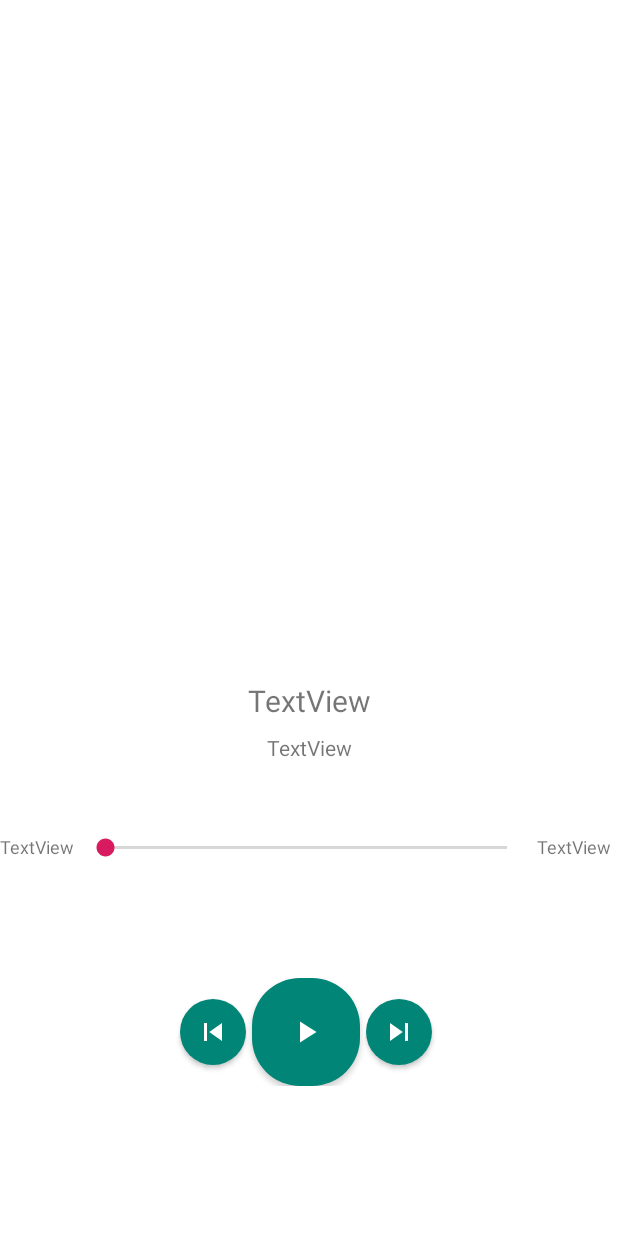
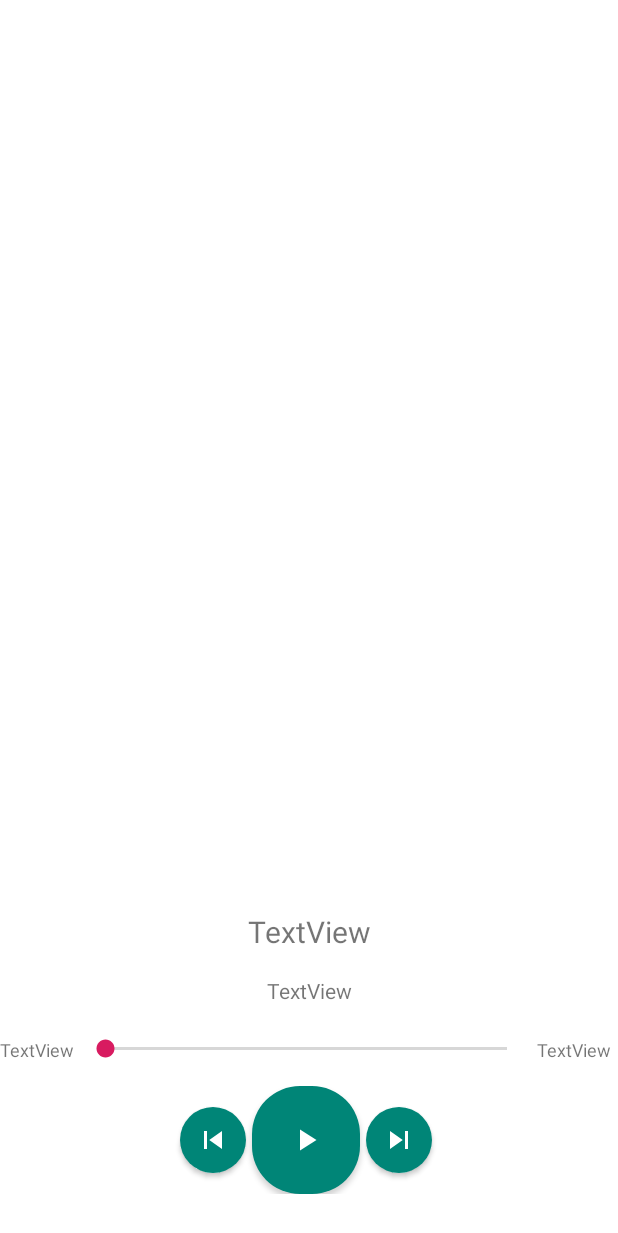
Before and after one commit to Amin-MAG/MusicPlayer, an Android app: the screen it shows after launch (TrackPlayerActivity), after a tap on "Singer", on a phone screen of 412 x 824 dp. Shown: the top 1233 px of the screen. Run offline under Robolectric (Android 15) with nearby library versions, the phone set to English and light mode, and no system bars; 5 statements that could not run were skipped.

Commit message:
[!] track player play and pause

```diff
--- a/app/src/main/java/com/mag/musicplayer/Controller/Activity/MusicPlayerActivity.java
+++ b/app/src/main/java/com/mag/musicplayer/Controller/Activity/MusicPlayerActivity.java
@@ -3,7 +3,9 @@ package com.mag.musicplayer.Controller.Activity;
 import android.content.Context;
 import android.content.Intent;
 import android.os.Bundle;
+import android.util.Log;
 
+import androidx.annotation.Nullable;
 import androidx.appcompat.app.AppCompatActivity;
 
 import com.mag.musicplayer.Controller.Fragment.FilterItemsFragment;
@@ -32,6 +34,19 @@ public class MusicPlayerActivity extends AppCompatActivity implements MusicListF
         return new Intent(context, MusicPlayerActivity.class);
     }
 
+    @Override
+    protected void onActivityResult(int requestCode, int resultCode, @Nullable Intent data) {
+        super.onActivityResult(requestCode, resultCode, data);
+    }
+
+    @Override
+    protected void onResume() {
+        super.onResume();
+
+        updateMusicBar(null);
+
+    }
+
     protected void onCreate(Bundle savedInstanceState) {
         super.onCreate(savedInstanceState);
         setContentView(R.layout.activity_music_player);
@@ -48,7 +63,11 @@ public class MusicPlayerActivity extends AppCompatActivity implements MusicListF
     @Override
     public void updateMusicBar(Track track) {
 
-        musicBarFragment.updateBar(track);
+        if (track == null) {
+            musicBarFragment.updateBar();;
+        } else {
+            musicBarFragment.updateBar(track);
+        }
 
     }
 
@@ -56,7 +75,7 @@ public class MusicPlayerActivity extends AppCompatActivity implements MusicListF
     public Track getTrackDistance(int n) {
         int index = musicListFragment.getAdapter().findTrackIndex(MusicPlayer.getInstance().getCurrentTrack()) + n;
         int size = musicListFragment.getAdapter().getItemCount();
-        if (index% size < 0) index += size;
+        if (index % size < 0) index += size;
         index %= size;
         Track track = musicListFragment.getAdapter().getTracks().get(index);
         musicListFragment.getAdapter().setSelectedTrack(track);
--- a/app/src/main/java/com/mag/musicplayer/Controller/Activity/TrackPlayerActivity.java
+++ b/app/src/main/java/com/mag/musicplayer/Controller/Activity/TrackPlayerActivity.java
@@ -3,15 +3,13 @@ package com.mag.musicplayer.Controller.Activity;
 import android.content.Context;
 import android.content.Intent;
 
+import androidx.annotation.Nullable;
 import androidx.fragment.app.Fragment;
 
-import com.google.android.material.transformation.TransformationChildLayout;
 import com.mag.musicplayer.Controller.Fragment.TrackPlayerFragment;
 import com.mag.musicplayer.Model.Track;
 
-import java.security.PrivilegedAction;
-
-public class TrackPlayerActivity extends SingleFragmentActivity {
+public class TrackPlayerActivity extends SingleFragmentActivity implements TrackPlayerFragment.TrackPlayerCallback {
 
     public static final String TAG_TRACK_PLAYER_FRAGMENT = "tag_track_player_fragment";
     private static Track actvitiyTrack;
@@ -24,7 +22,7 @@ public class TrackPlayerActivity extends SingleFragmentActivity {
 
     @Override
     public Fragment getFragment() {
-            return TrackPlayerFragment.newInstance(actvitiyTrack);
+        return TrackPlayerFragment.newInstance(actvitiyTrack);
     }
 
     @Override
@@ -32,4 +30,9 @@ public class TrackPlayerActivity extends SingleFragmentActivity {
         return TAG_TRACK_PLAYER_FRAGMENT;
     }
 
+    @Override
+    public void updateMusicBar(Track track) {
+
+    }
+
 }
--- a/app/src/main/java/com/mag/musicplayer/Controller/Fragment/MusicBarFragment.java
+++ b/app/src/main/java/com/mag/musicplayer/Controller/Fragment/MusicBarFragment.java
@@ -55,7 +55,6 @@ public class MusicBarFragment extends Fragment {
 
     public MusicBarFragment() {
     }
-
 
     @Override
     public View onCreateView(LayoutInflater inflater, ViewGroup container, Bundle savedInstanceState) {
@@ -132,7 +131,8 @@ public class MusicBarFragment extends Fragment {
 
         trackName.setText(track.getTrackTitle().length() > 12 ? track.getTrackTitle() + "..." : track.getTrackTitle());
         trackArtist.setText(track.getArtistName());
-        playPauseBtn.setImageDrawable(getResources().getDrawable(R.drawable.ic_pause));
+
+        updatePlayPause();
 
         if (track.getImageThumbnail() != null) {
             trackImage.setImageBitmap(track.getImageThumbnail());
@@ -144,6 +144,20 @@ public class MusicBarFragment extends Fragment {
 
     }
 
+    public void updateBar() {
+        updatePlayPause();
+    }
+
+    private void updatePlayPause() {
+
+        if (MusicPlayer.getInstance().getMediaPlayer().isPlaying()) {
+            playPauseBtn.setImageDrawable(getResources().getDrawable(R.drawable.ic_pause));
+        } else {
+            playPauseBtn.setImageDrawable(getResources().getDrawable(R.drawable.ic_play));
+        }
+
+    }
+
     public interface MusicBarCallback {
         Track getTrackDistance(int distance);
     }
--- a/app/src/main/java/com/mag/musicplayer/Controller/Fragment/TrackPlayerFragment.java
+++ b/app/src/main/java/com/mag/musicplayer/Controller/Fragment/TrackPlayerFragment.java
@@ -1,9 +1,8 @@
 package com.mag.musicplayer.Controller.Fragment;
 
 
-import android.graphics.Bitmap;
+import android.content.Context;
 import android.os.Bundle;
-import android.util.Log;
 import android.view.LayoutInflater;
 import android.view.View;
 import android.view.ViewGroup;
@@ -28,6 +27,18 @@ public class TrackPlayerFragment extends Fragment {
     private TextView trackTitle, trackArtist, trackLength, trackTime;
     private SeekBar trackSeekBar;
     private ImageButton playPauseBtn, skipNextBtn, skipPreviousBtn;
+
+    private TrackPlayerCallback callback;
+
+
+    @Override
+    public void onAttach(Context context) {
+        super.onAttach(context);
+
+        if (getActivity() instanceof TrackPlayerCallback)
+            callback = (TrackPlayerCallback) getActivity();
+
+    }
 
     public static TrackPlayerFragment newInstance(Track track) {
 
@@ -66,9 +77,14 @@ public class TrackPlayerFragment extends Fragment {
 
         trackTitle.setText(track.getTrackTitle());
         trackArtist.setText(track.getArtistName());
-        trackLength.setText(MusicPlayer.getLengthText(track.getTrackLength()/1000));
+        trackLength.setText(MusicPlayer.getLengthText(track.getTrackLength() / 1000));
 
-        Log.d("pathLog", track.getImagePath() + "") ;
+        if (MusicPlayer.getInstance().getMediaPlayer().isPlaying()) {
+            playPauseBtn.setImageDrawable(getResources().getDrawable(R.drawable.ic_pause));
+        } else {
+            playPauseBtn.setImageDrawable(getResources().getDrawable(R.drawable.ic_play));
+        }
+
 
         if (track.getImageThumbnail() == null)
             trackImage.setImageDrawable(getResources().getDrawable(R.drawable.music_icon));
@@ -76,6 +92,23 @@ public class TrackPlayerFragment extends Fragment {
             trackImage.setImageBitmap(PictureUtil.getScaleBitmap(MusicPlayer.getInputStreamOfImage(getActivity().getContentResolver(), track.getImagePath()), 512, 512));
 
 
+        playPauseBtn.setOnClickListener(new View.OnClickListener() {
+            @Override
+            public void onClick(View view) {
+                if (MusicPlayer.getInstance().getMediaPlayer().isPlaying()) {
+                    MusicPlayer.getInstance().getMediaPlayer().pause();
+                    playPauseBtn.setImageDrawable(getResources().getDrawable(R.drawable.ic_play));
+                } else {
+                    MusicPlayer.getInstance().getMediaPlayer().start();
+                    playPauseBtn.setImageDrawable(getResources().getDrawable(R.drawable.ic_pause));
+                }
+            }
+        });
+
+    }
+
+    public interface TrackPlayerCallback {
+        void updateMusicBar(Track track);
     }
 
 }
--- a/app/src/main/res/layout/fragment_track_player.xml
+++ b/app/src/main/res/layout/fragment_track_player.xml
@@ -11,15 +11,14 @@
         android:id="@+id/linearLayout2"
         android:layout_width="0dp"
         android:layout_height="wrap_content"
+        android:layout_marginBottom="28dp"
         android:gravity="center"
         android:orientation="horizontal"
         app:layout_constraintBottom_toBottomOf="parent"
         app:layout_constraintEnd_toEndOf="@+id/trackPlayerActivity_trackLength"
         app:layout_constraintHorizontal_bias="1.0"
         app:layout_constraintRight_toRightOf="parent"
-        app:layout_constraintStart_toStartOf="@+id/trackPlayerActivity_trackTime"
-        app:layout_constraintTop_toBottomOf="@+id/trackPlayerActivity_seekbar"
-        app:layout_constraintVertical_bias="0.439">
+        app:layout_constraintStart_toStartOf="@+id/trackPlayerActivity_trackTime">
 
 
         <ImageButton
@@ -85,8 +84,8 @@
 
     <ImageView
         android:id="@+id/trackPlayerActivity_cover"
-        android:layout_width="357dp"
-        android:layout_height="365dp"
+        android:layout_width="333dp"
+        android:layout_height="349dp"
         android:layout_marginTop="32dp"
         app:layout_constraintEnd_toEndOf="parent"
         app:layout_constraintStart_toStartOf="parent"
@@ -97,59 +96,58 @@
         android:id="@+id/trackPlayerActivity_trackTitle"
         android:layout_width="0dp"
         android:layout_height="wrap_content"
-        android:layout_marginTop="56dp"
+        android:layout_marginBottom="16dp"
         android:gravity="center"
         android:text="TextView"
         android:textSize="20dp"
+        app:layout_constraintBottom_toTopOf="@+id/trackPlayerActivity_trackArtist"
         app:layout_constraintEnd_toEndOf="@+id/trackPlayerActivity_cover"
-        app:layout_constraintHorizontal_bias="0.469"
-        app:layout_constraintStart_toStartOf="@+id/trackPlayerActivity_cover"
-        app:layout_constraintTop_toBottomOf="@+id/trackPlayerActivity_cover" />
+        app:layout_constraintHorizontal_bias="0.0"
+        app:layout_constraintStart_toStartOf="@+id/trackPlayerActivity_cover" />
 
     <TextView
         android:id="@+id/trackPlayerActivity_trackLength"
         android:layout_width="wrap_content"
         android:layout_height="wrap_content"
-        android:layout_marginTop="48dp"
         android:layout_marginEnd="4dp"
         android:layout_marginRight="4dp"
+        android:layout_marginBottom="16dp"
         android:text="TextView"
         android:textSize="12dp"
-        app:layout_constraintEnd_toEndOf="parent"
-        app:layout_constraintTop_toBottomOf="@+id/trackPlayerActivity_trackArtist" />
+        app:layout_constraintBottom_toTopOf="@+id/linearLayout2"
+        app:layout_constraintEnd_toEndOf="parent" />
 
     <SeekBar
         android:id="@+id/trackPlayerActivity_seekbar"
         android:layout_width="0dp"
         android:layout_height="wrap_content"
         android:layout_marginLeft="4dp"
-        android:layout_marginTop="48dp"
         android:layout_marginRight="4dp"
+        android:layout_marginBottom="16dp"
+        app:layout_constraintBottom_toTopOf="@+id/linearLayout2"
         app:layout_constraintEnd_toStartOf="@+id/trackPlayerActivity_trackLength"
-        app:layout_constraintHorizontal_bias="0.0"
-        app:layout_constraintStart_toEndOf="@+id/trackPlayerActivity_trackTime"
-        app:layout_constraintTop_toBottomOf="@+id/trackPlayerActivity_trackArtist" />
+        app:layout_constraintHorizontal_bias="1.0"
+        app:layout_constraintStart_toEndOf="@+id/trackPlayerActivity_trackTime" />
 
     <TextView
         android:id="@+id/trackPlayerActivity_trackArtist"
         android:layout_width="0dp"
         android:layout_height="wrap_content"
-        android:layout_marginTop="8dp"
+        android:layout_marginBottom="20dp"
         android:gravity="center"
         android:text="TextView"
+        app:layout_constraintBottom_toTopOf="@+id/trackPlayerActivity_seekbar"
         app:layout_constraintEnd_toEndOf="@+id/trackPlayerActivity_trackTitle"
         app:layout_constraintHorizontal_bias="0.0"
-        app:layout_constraintStart_toStartOf="@+id/trackPlayerActivity_trackTitle"
-        app:layout_constraintTop_toBottomOf="@+id/trackPlayerActivity_trackTitle" />
+        app:layout_constraintStart_toStartOf="@+id/trackPlayerActivity_trackTitle" />
 
     <TextView
         android:id="@+id/trackPlayerActivity_trackTime"
         android:layout_width="wrap_content"
         android:layout_height="wrap_content"
-        android:layout_marginTop="48dp"
         android:text="TextView"
         android:textSize="12dp"
-        app:layout_constraintStart_toStartOf="parent"
-        app:layout_constraintTop_toBottomOf="@+id/trackPlayerActivity_trackArtist" />
+        app:layout_constraintBottom_toBottomOf="@+id/trackPlayerActivity_seekbar"
+        app:layout_constraintStart_toStartOf="parent" />
 
 </androidx.constraintlayout.widget.ConstraintLayout>
```
